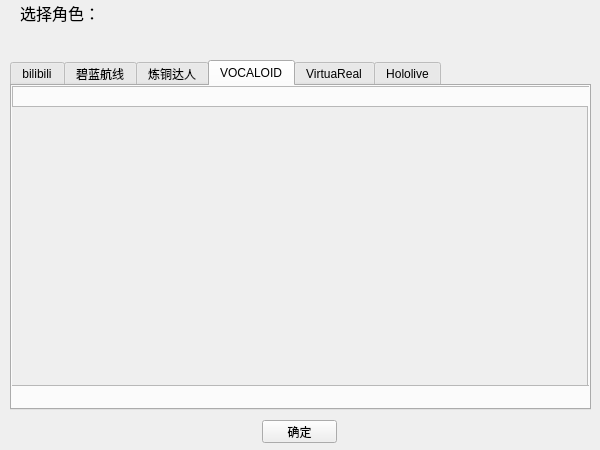
First picture: the form in roleselection.ui, repository ikarosormiku/DesktopDoll, before the edit.
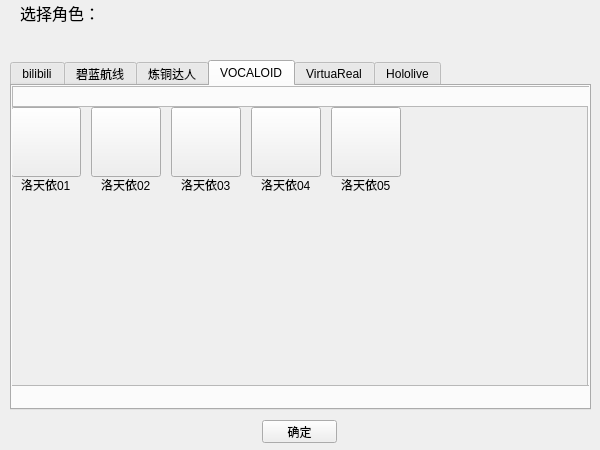
Second picture: the form after the edit. The open tabs and pages were chosen to show the change.

The edit to the form file:
```diff
--- a/roleselection.ui
+++ b/roleselection.ui
@@ -598,6 +598,136 @@
          <height>278</height>
         </rect>
        </property>
+       <widget class="QPushButton" name="btn_luotianyi01">
+        <property name="geometry">
+         <rect>
+          <x>0</x>
+          <y>0</y>
+          <width>70</width>
+          <height>70</height>
+         </rect>
+        </property>
+        <property name="text">
+         <string/>
+        </property>
+       </widget>
+       <widget class="QLabel" name="lab_luotian01">
+        <property name="geometry">
+         <rect>
+          <x>10</x>
+          <y>70</y>
+          <width>54</width>
+          <height>15</height>
+         </rect>
+        </property>
+        <property name="text">
+         <string>洛天依01</string>
+        </property>
+       </widget>
+       <widget class="QLabel" name="lab_luotian02">
+        <property name="geometry">
+         <rect>
+          <x>90</x>
+          <y>70</y>
+          <width>54</width>
+          <height>15</height>
+         </rect>
+        </property>
+        <property name="text">
+         <string>洛天依02</string>
+        </property>
+       </widget>
+       <widget class="QPushButton" name="btn_luotianyi02">
+        <property name="geometry">
+         <rect>
+          <x>80</x>
+          <y>0</y>
+          <width>70</width>
+          <height>70</height>
+         </rect>
+        </property>
+        <property name="text">
+         <string/>
+        </property>
+       </widget>
+       <widget class="QLabel" name="lab_luotian03">
+        <property name="geometry">
+         <rect>
+          <x>170</x>
+          <y>70</y>
+          <width>54</width>
+          <height>15</height>
+         </rect>
+        </property>
+        <property name="text">
+         <string>洛天依03</string>
+        </property>
+       </widget>
+       <widget class="QPushButton" name="btn_luotianyi03">
+        <property name="geometry">
+         <rect>
+          <x>160</x>
+          <y>0</y>
+          <width>70</width>
+          <height>70</height>
+         </rect>
+        </property>
+        <property name="text">
+         <string/>
+        </property>
+       </widget>
+       <widget class="QLabel" name="lab_luotian04">
+        <property name="geometry">
+         <rect>
+          <x>250</x>
+          <y>70</y>
+          <width>54</width>
+          <height>15</height>
+         </rect>
+        </property>
+        <property name="text">
+         <string>洛天依04</string>
+        </property>
+       </widget>
+       <widget class="QPushButton" name="btn_luotianyi04">
+        <property name="geometry">
+         <rect>
+          <x>240</x>
+          <y>0</y>
+          <width>70</width>
+          <height>70</height>
+         </rect>
+        </property>
+        <property name="text">
+         <string/>
+        </property>
+       </widget>
+       <widget class="QLabel" name="lab_luotian05">
+        <property name="geometry">
+         <rect>
+          <x>330</x>
+          <y>70</y>
+          <width>54</width>
+          <height>15</height>
+         </rect>
+        </property>
+        <property name="text">
+         <string>洛天依05</string>
+        </property>
+       </widget>
+       <widget class="QPushButton" name="btn_luotianyi05">
+        <property name="geometry">
+         <rect>
+          <x>320</x>
+          <y>0</y>
+          <width>70</width>
+          <height>70</height>
+         </rect>
+        </property>
+        <property name="text">
+         <string/>
+        </property>
+       </widget>
       </widget>
      </widget>
     </widget>
```
Left out of the diff: 176 changed lines with no effect on the pictures.
